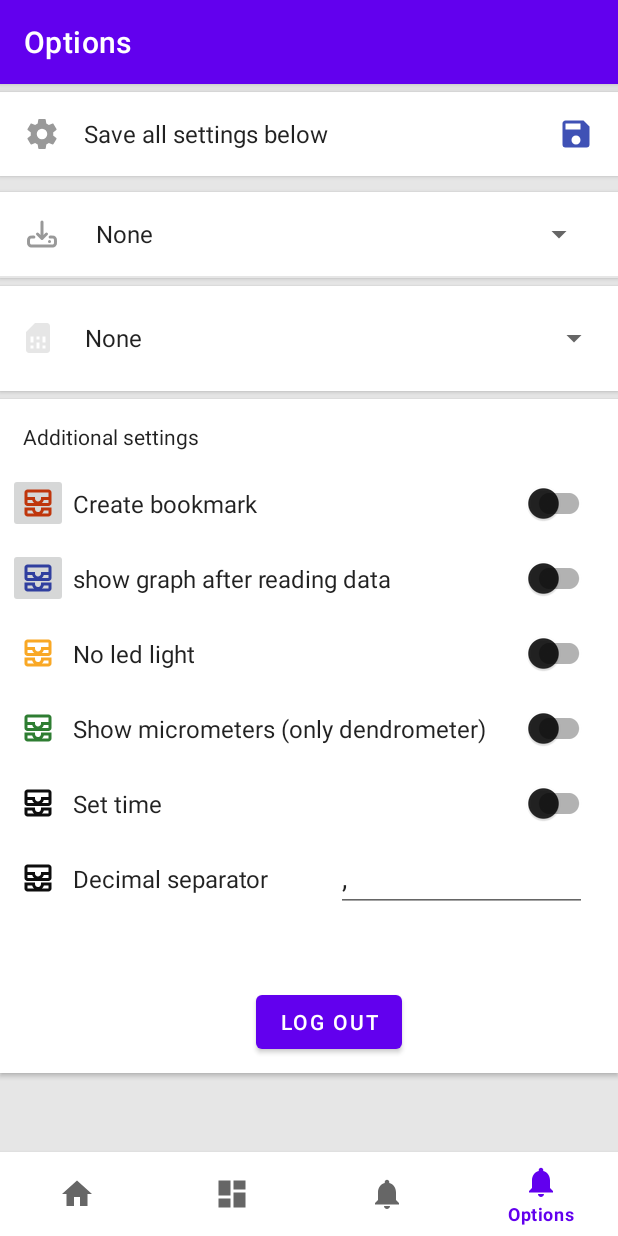
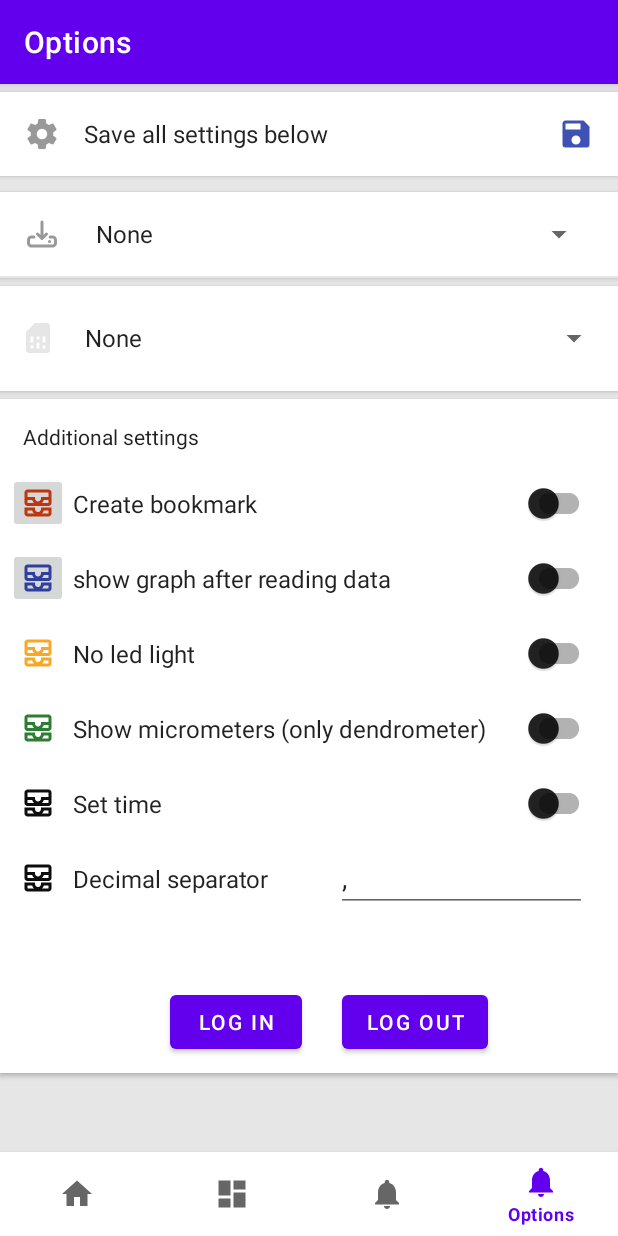
Before and after one commit to kratousek/lola, an Android app: the OptionsFragment screen opened through its navigation route, on a phone screen of 412 x 824 dp. Run offline under Robolectric (Android 15) with nearby library versions, the phone set to English and light mode, and no system bars; our stand-ins replace Firebase (no records; nobody signed in at launch, a user with empty details on screens opened directly), navigation-ui; libraries missing offline, so code that uses them is left out: com.github.mikephil.charting; 10 statements that could not run were skipped.

Commit message:
moved over to new firebase and added log in button

```diff
--- a/app/src/main/java/com/tomst/lolly/LoginActivity.java
+++ b/app/src/main/java/com/tomst/lolly/LoginActivity.java
@@ -70,6 +70,8 @@ public class LoginActivity extends AppCompatActivity
             @Override
             public void onClick(View view)
             {
+                Intent intent = new Intent(getApplicationContext(), MainActivity.class);
+                startActivity(intent);
                 finish();
             }
         });
--- a/app/src/main/java/com/tomst/lolly/MainActivity.java
+++ b/app/src/main/java/com/tomst/lolly/MainActivity.java
@@ -300,13 +300,14 @@ public class MainActivity extends AppCompatActivity implements View.OnClickListe
         auth = FirebaseAuth.getInstance();
         user = auth.getCurrentUser();
 
-
+        /*
         if (user == null)
         {
             Intent intent = new Intent(getApplicationContext(), LoginActivity.class);
             startActivity(intent);
             finish();
         }
+        */
 
         // permissionManager = new PermissionManager(this);
 
--- a/app/src/main/java/com/tomst/lolly/RegisterActivity.java
+++ b/app/src/main/java/com/tomst/lolly/RegisterActivity.java
@@ -72,6 +72,8 @@ public class RegisterActivity extends AppCompatActivity
             @Override
             public void onClick(View view)
             {
+                Intent intent = new Intent(getApplicationContext(), MainActivity.class);
+                startActivity(intent);
                 finish();
             }
         });
--- a/app/src/main/res/layout/fragment_options.xml
+++ b/app/src/main/res/layout/fragment_options.xml
@@ -532,6 +532,14 @@
                             android:paddingRight="@dimen/spacing_medium">
 
                             <Button
+                                android:id="@+id/btnLoginOptions"
+                                android:layout_width="wrap_content"
+                                android:layout_height="wrap_content"
+                                android:layout_marginLeft="40px"
+                                android:layout_marginBottom="10px"
+                                android:text="Log In" />
+
+                            <Button
                                 android:id="@+id/btnLogout"
                                 android:layout_width="wrap_content"
                                 android:layout_height="wrap_content"
```
Also changed, not shown: app/src/main/java/com/tomst/lolly/ui/options/OptionsFragment.java (+33 -4 lines).
